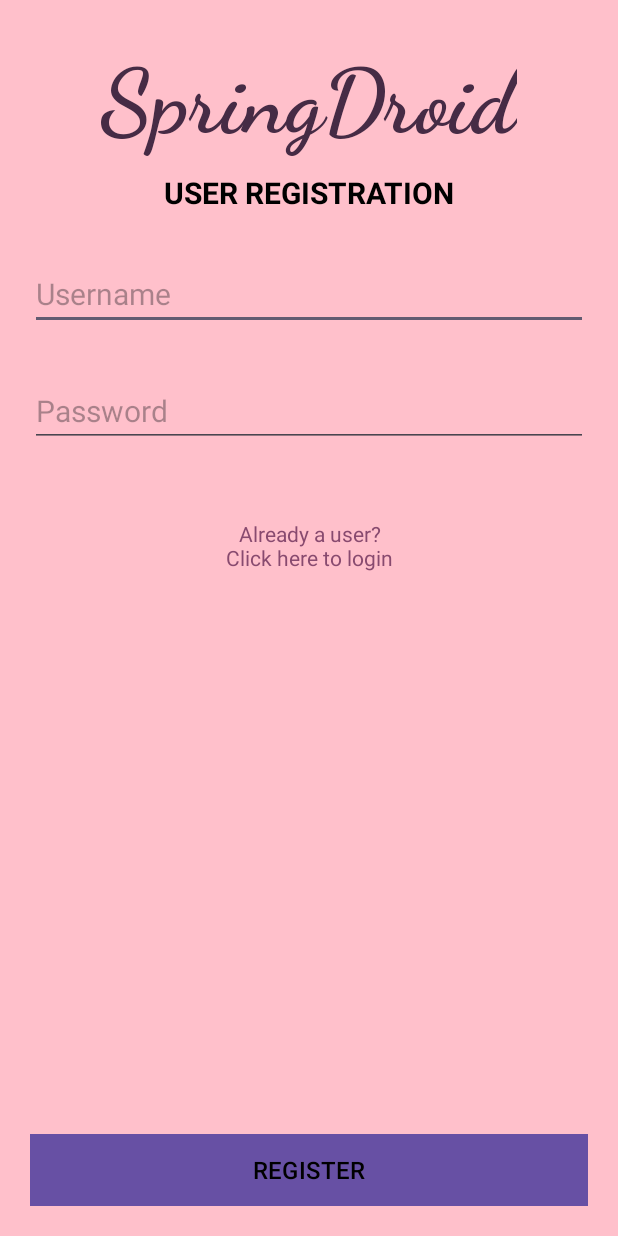
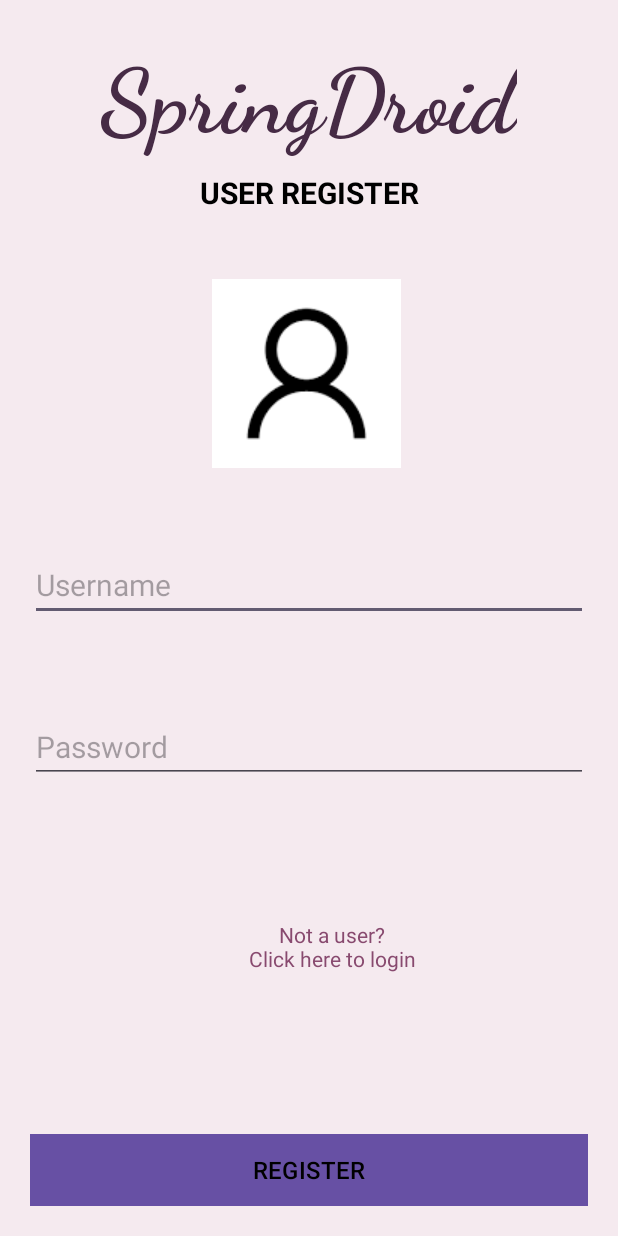
Before and after one commit to Kamogelo0404/AndroidStudio_loginForm, an Android app: the screen it shows after launch (RegisterActivity), on a phone screen of 412 x 824 dp. Run offline under Robolectric (Android 15) with nearby library versions, the phone set to English and light mode, and no system bars.

Commit message:
splash page and user icon added

```diff
--- a/app/src/main/java/com/example/springboot_login/RegisterActivity.kt
+++ b/app/src/main/java/com/example/springboot_login/RegisterActivity.kt
@@ -33,7 +33,7 @@ class RegisterActivity : AppCompatActivity() {
         etUsername = findViewById<EditText>(R.id.etRUserName)
         etPassword = findViewById<EditText>(R.id.etRPassword)
 
-        etButton = findViewById<Button>(R.id.btnRegister)
+       etButton = findViewById<Button>(R.id.btnRegister)
         this.findViewById<TextView>(R.id.tvLoginLink).setOnClickListener{
             startActivity(Intent(this, LoginActivity::class.java))
         }
--- /dev/null
+++ b/app/src/main/java/com/example/springboot_login/SplashScreenActivity.kt
@@ -0,0 +1,22 @@
+package com.example.springboot_login
+
+import android.content.Intent
+import androidx.appcompat.app.AppCompatActivity
+import android.os.Bundle
+import android.os.Handler
+
+class SplashScreenActivity : AppCompatActivity() {
+
+    private val splashTimeOut: Long = 3000 // Splash screen display time in milliseconds
+    override fun onCreate(savedInstanceState: Bundle?) {
+        super.onCreate(savedInstanceState)
+        setContentView(R.layout.activity_splash_screen)
+        // Delay the start of the next activity using a Handler
+        Handler().postDelayed({
+            // Start the next activity
+            val intent = Intent(this, RegisterActivity::class.java)
+            startActivity(intent)
+            finish() // Finish the splash activity to prevent going back to it
+        }, splashTimeOut)
+    }
+}
--- a/app/src/main/res/layout/activity_register.xml
+++ b/app/src/main/res/layout/activity_register.xml
@@ -2,11 +2,24 @@
 <androidx.constraintlayout.widget.ConstraintLayout xmlns:android="http://schemas.android.com/apk/res/android"
     xmlns:app="http://schemas.android.com/apk/res-auto"
     xmlns:tools="http://schemas.android.com/tools"
+    android:layout_width="match_parent"
     android:layout_height="match_parent"
-    tools:context=".RegisterActivity"
-    android:layout_width="match_parent"
+    tools:context=".LoginActivity"
     android:padding="20dp"
-    android:background="@color/pink">
+    android:background="@color/colorAccent">
+
+    <ImageView
+        android:id="@+id/imageView2"
+        android:layout_width="wrap_content"
+        android:layout_height="wrap_content"
+        android:layout_marginTop="44dp"
+        app:layout_constraintBottom_toTopOf="@+id/etRUserName"
+        app:layout_constraintEnd_toEndOf="parent"
+        app:layout_constraintHorizontal_bias="0.494"
+        app:layout_constraintStart_toStartOf="parent"
+        app:layout_constraintTop_toBottomOf="@+id/tvSubtitle"
+        app:layout_constraintVertical_bias="0.0"
+        app:srcCompat="@drawable/user_pic" />
 
     <TextView
         android:id="@+id/tvTitle"
@@ -26,7 +39,7 @@
         android:id="@+id/tvSubtitle"
         android:layout_width="wrap_content"
         android:layout_height="wrap_content"
-        android:text="USER REGISTRATION"
+        android:text="USER REGISTER"
         android:textColor="#000"
         android:textSize="20sp"
         android:textStyle="bold"
@@ -35,19 +48,16 @@
         app:layout_constraintStart_toStartOf="parent"
         app:layout_constraintTop_toBottomOf="@+id/tvTitle" />
 
-
     <EditText
         android:id="@+id/etRUserName"
         android:layout_width="match_parent"
         android:layout_height="wrap_content"
-        android:layout_marginTop="30dp"
+        android:layout_marginTop="224dp"
         android:ems="10"
         android:hint="Username"
         android:inputType="text"
         android:textSize="20sp"
-        android:textColor="@color/dark_pink"
         app:layout_constraintEnd_toEndOf="parent"
-        app:layout_constraintHorizontal_bias="0.5"
         app:layout_constraintStart_toStartOf="parent"
         app:layout_constraintTop_toBottomOf="@+id/tvSubtitle" />
 
@@ -55,24 +65,21 @@
         android:id="@+id/etRPassword"
         android:layout_width="match_parent"
         android:layout_height="wrap_content"
-        android:layout_marginTop="30dp"
+        android:layout_marginTop="60dp"
         android:ems="10"
         android:hint="Password"
+
         android:inputType="textPassword"
         android:textSize="20sp"
-        android:textColor="@color/dark_pink"
         app:layout_constraintEnd_toEndOf="parent"
-        app:layout_constraintHorizontal_bias="1.0"
         app:layout_constraintStart_toStartOf="parent"
         app:layout_constraintTop_toBottomOf="@+id/etRUserName" />
-
-
 
     <Button
         android:id="@+id/btnRegister"
         android:layout_width="match_parent"
         android:layout_height="wrap_content"
-        android:background="@color/dark_pink"
+        android:background="@android:color/holo_orange_dark"
         android:text="REGISTER"
         android:textColor="@android:color/background_dark"
         android:textSize="16sp"
@@ -85,13 +92,16 @@
         android:id="@+id/tvLoginLink"
         android:layout_width="wrap_content"
         android:layout_height="wrap_content"
-        android:layout_marginTop="48dp"
+        android:layout_marginTop="52dp"
         android:gravity="center"
-        android:text="Already a user?\nClick here to login"
+        android:text="Not a user?\nClick here to login"
         android:textColor="@color/colorPrimary"
+        app:layout_constraintBottom_toTopOf="@+id/btnRegister"
         app:layout_constraintEnd_toEndOf="parent"
-        app:layout_constraintHorizontal_bias="0.5"
+        app:layout_constraintHorizontal_bias="0.561"
         app:layout_constraintStart_toStartOf="parent"
-        app:layout_constraintTop_toBottomOf="@+id/etRPassword" />
+        app:layout_constraintTop_toBottomOf="@+id/etRPassword"
+        app:layout_constraintVertical_bias="0.269" />
+
 
 </androidx.constraintlayout.widget.ConstraintLayout>
--- a/app/src/main/res/values/colors.xml
+++ b/app/src/main/res/values/colors.xml
@@ -7,4 +7,5 @@
     <color name="colorAccent">#F5EAEF</color>
     <color name="pink">#FFC0CB</color>
     <color name="dark_pink">#FF1493</color>
+
 </resources>
```
Also changed, not shown: app/src/main/AndroidManifest.xml (+18 -10 lines), app/src/main/res/drawable/outline_filter_vintage_24.xml (added, +5 -0 lines), app/src/main/res/layout/activity_login.xml (+19 -9 lines), app/src/main/res/layout/activity_splash_screen.xml (added, +27 -0 lines), app/src/main/res/drawable/user_pic.png (added).
